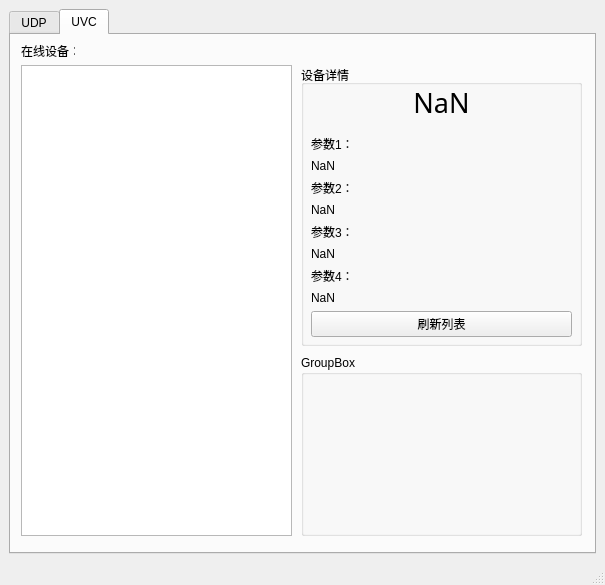
Qt form mainwindow.ui (zyxeeker/CameraTool_Qt) before a commit.
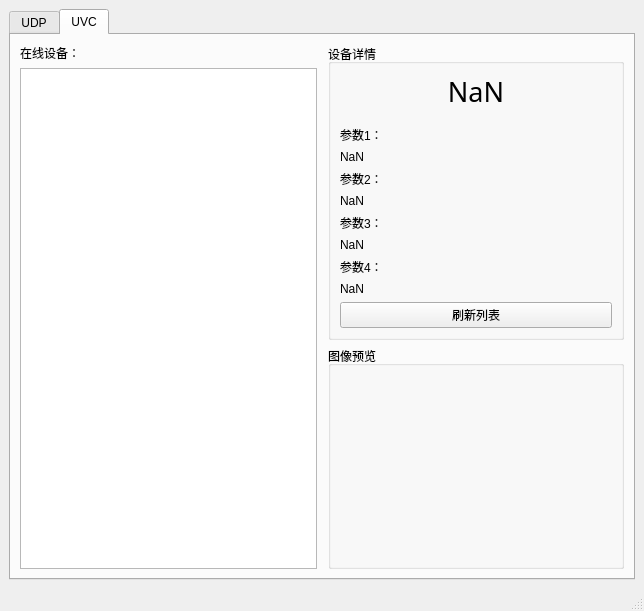
The same form after that commit. The open tabs and pages were chosen to show the change. Icons and pictures are not drawn.

Commit message: 🛠[update]界面调整

Diff of the .ui file:
```diff
--- a/mainwindow.ui
+++ b/mainwindow.ui
@@ -6,8 +6,8 @@
          <rect>
              <x>0</x>
              <y>0</y>
-             <width>605</width>
-             <height>585</height>
+             <width>644</width>
+             <height>611</height>
          </rect>
      </property>
      <property name="minimumSize">
@@ -27,7 +27,7 @@
              </sizepolicy>
          </property>
          <layout class="QGridLayout" name="gridLayout">
-             <item row="0" column="1">
+             <item row="0" column="0">
                  <widget class="QTabWidget" name="tabWidget">
                      <property name="currentIndex">
                          <number>0</number>
@@ -536,50 +536,39 @@
                          <attribute name="title">
                              <string>UVC</string>
                          </attribute>
+                         <layout class="QGridLayout" name="gridLayout_6">
+                             <item row="0" column="0">
+                                 <layout class="QGridLayout" name="gridLayout_5">
+                                     <item row="0" column="0">
+                                         <layout class="QVBoxLayout" name="verticalLayout_11">
+                                             <item>
                          <widget class="QLabel" name="label_7">
-                             <property name="geometry">
-                                 <rect>
-                                     <x>10</x>
-                                     <y>10</y>
-                                     <width>54</width>
-                                     <height>12</height>
-                                 </rect>
-                             </property>
                              <property name="text">
                                  <string>在线设备：</string>
                              </property>
                          </widget>
+                                             </item>
+                                             <item>
                          <widget class="QListWidget" name="uvc_list">
-                             <property name="geometry">
-                                 <rect>
-                                     <x>10</x>
-                                     <y>30</y>
-                                     <width>271</width>
-                                     <height>471</height>
-                                 </rect>
-                             </property>
-                         </widget>
+                                                     <property name="sizePolicy">
+                                                         <sizepolicy hsizetype="Minimum" vsizetype="Expanding">
+                                                             <horstretch>0</horstretch>
+                                                             <verstretch>0</verstretch>
+                                                         </sizepolicy>
+                                                     </property>
+                                                 </widget>
+                                             </item>
+                                         </layout>
+                                     </item>
+                                     <item row="0" column="2">
+                                         <layout class="QGridLayout" name="gridLayout_12">
+                                             <item row="0" column="0">
                          <widget class="QGroupBox" name="groupBox_6">
-                             <property name="geometry">
-                                 <rect>
-                                     <x>290</x>
-                                     <y>30</y>
-                                     <width>281</width>
-                                     <height>281</height>
-                                 </rect>
-                             </property>
                              <property name="title">
                                  <string>设备详情</string>
                              </property>
-                             <widget class="QWidget" name="verticalLayoutWidget_2">
-                                 <property name="geometry">
-                                     <rect>
-                                         <x>10</x>
-                                         <y>20</y>
-                                         <width>261</width>
-                                         <height>252</height>
-                                     </rect>
-                                 </property>
+                                                     <layout class="QGridLayout" name="gridLayout_10">
+                                                         <item row="0" column="0">
                                  <layout class="QVBoxLayout" name="verticalLayout_10">
                                      <item>
                                          <widget class="QLabel" name="uvc_des">
@@ -680,21 +669,60 @@
                                          </widget>
                                      </item>
                                  </layout>
-                             </widget>
-                         </widget>
+                                                         </item>
+                                                     </layout>
+                                                 </widget>
+                                             </item>
+                                             <item row="1" column="0">
                          <widget class="QGroupBox" name="groupBox_4">
-                             <property name="geometry">
-                                 <rect>
-                                     <x>290</x>
-                                     <y>320</y>
-                                     <width>281</width>
-                                     <height>181</height>
-                                 </rect>
-                             </property>
                              <property name="title">
-                                 <string>GroupBox</string>
-                             </property>
-                         </widget>
+                                                         <string>图像预览</string>
+                                                     </property>
+                                                     <layout class="QGridLayout" name="gridLayout_11">
+                                                         <item row="0" column="0">
+                                                             <widget class="QLabel" name="frame">
+                                                                 <property name="text">
+                                                                     <string/>
+                                                                 </property>
+                                                                 <property name="pixmap">
+                                                                     <pixmap>../../seevision-3dc-viewer/res/logo.png
+                                                                     </pixmap>
+                                                                 </property>
+                                                                 <property name="scaledContents">
+                                                                     <bool>true</bool>
+                                                                 </property>
+                                                             </widget>
+                                                         </item>
+                                                     </layout>
+                                                 </widget>
+                                             </item>
+                                         </layout>
+                                     </item>
+                                     <item row="0" column="1">
+                                         <spacer name="horizontalSpacer_4">
+                                             <property name="sizePolicy">
+                                                 <sizepolicy hsizetype="Minimum" vsizetype="Minimum">
+                                                     <horstretch>0</horstretch>
+                                                     <verstretch>0</verstretch>
+                                                 </sizepolicy>
+                                             </property>
+                                             <property name="orientation">
+                                                 <enum>Qt::Horizontal</enum>
+                                             </property>
+                                             <property name="sizeType">
+                                                 <enum>QSizePolicy::Minimum</enum>
+                                             </property>
+                                             <property name="sizeHint" stdset="0">
+                                                 <size>
+                                                     <width>5</width>
+                                                     <height>20</height>
+                                                 </size>
+                                             </property>
+                                         </spacer>
+                                     </item>
+                                 </layout>
+                             </item>
+                         </layout>
                      </widget>
                  </widget>
              </item>
```
Left out of the diff: 2 changed lines with no effect on the pictures. Lines whose indentation alone changed are shown as unchanged.
